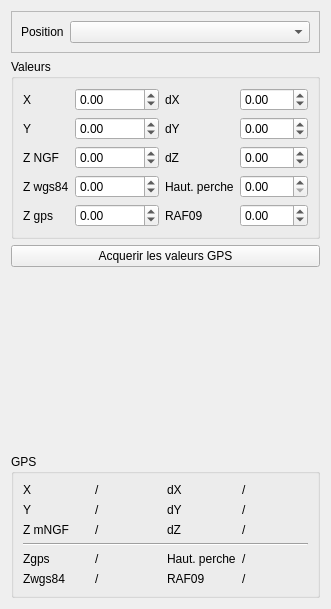
Before: the Qt Designer form Lamia/iface/qgiswidget/tools/toolprepro/base2/lamiabase_pointtopo_tool_ui.ui in Artelia/Lamia, drawn with Qt 5.
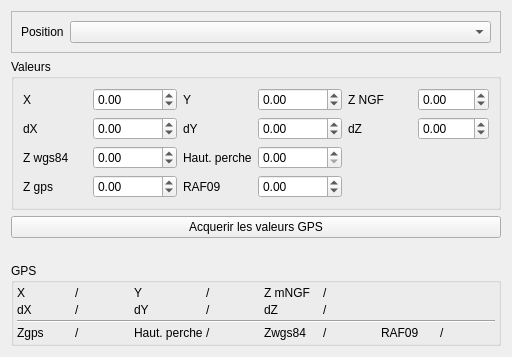
After: the same form once the commit is applied.

```diff
--- a/Lamia/iface/qgiswidget/tools/toolprepro/base2/lamiabase_pointtopo_tool_ui.ui
+++ b/Lamia/iface/qgiswidget/tools/toolprepro/base2/lamiabase_pointtopo_tool_ui.ui
@@ -6,8 +6,8 @@
    <rect>
     <x>0</x>
     <y>0</y>
-    <width>311</width>
-    <height>609</height>
+    <width>512</width>
+    <height>357</height>
    </rect>
   </property>
   <property name="windowTitle">
@@ -42,80 +42,58 @@
       <string>Valeurs</string>
      </property>
      <layout class="QGridLayout" name="gridLayout_2">
-      <item row="2" column="3">
-       <widget class="QDoubleSpinBox" name="doubleSpinBox_dZ">
-        <property name="minimum">
-         <double>-1.000000000000000</double>
-        </property>
-       </widget>
-      </item>
-      <item row="0" column="0">
-       <widget class="QLabel" name="label_5">
-        <property name="text">
-         <string>X</string>
-        </property>
-       </widget>
-      </item>
-      <item row="0" column="3">
-       <widget class="QDoubleSpinBox" name="doubleSpinBox_dX">
-        <property name="minimum">
-         <double>-1.000000000000000</double>
-        </property>
-       </widget>
-      </item>
-      <item row="2" column="2">
-       <widget class="QLabel" name="label_15">
-        <property name="text">
-         <string>dZ</string>
-        </property>
-       </widget>
-      </item>
-      <item row="0" column="1">
-       <widget class="QDoubleSpinBox" name="doubleSpinBox_X">
-        <property name="minimum">
-         <double>-1.000000000000000</double>
-        </property>
-        <property name="maximum">
-         <double>9999999.000000000000000</double>
-        </property>
-       </widget>
-      </item>
-      <item row="1" column="2">
-       <widget class="QLabel" name="label_14">
-        <property name="text">
-         <string>dY</string>
-        </property>
-       </widget>
-      </item>
-      <item row="1" column="3">
-       <widget class="QDoubleSpinBox" name="doubleSpinBox_dY">
-        <property name="minimum">
-         <double>-1.000000000000000</double>
-        </property>
-       </widget>
-      </item>
-      <item row="2" column="0">
-       <widget class="QLabel" name="label_11">
-        <property name="text">
-         <string>Z NGF</string>
-        </property>
-       </widget>
-      </item>
-      <item row="0" column="2">
-       <widget class="QLabel" name="label_7">
-        <property name="text">
-         <string>dX</string>
-        </property>
-       </widget>
-      </item>
-      <item row="3" column="0">
+      <item row="4" column="0">
        <widget class="QLabel" name="label_13">
         <property name="text">
          <string>Z wgs84</string>
         </property>
+        <property name="wordWrap">
+         <bool>true</bool>
+        </property>
        </widget>
       </item>
-      <item row="3" column="1">
+      <item row="1" column="3">
+       <widget class="QDoubleSpinBox" name="doubleSpinBox_dY">
+        <property name="minimum">
+         <double>-1.000000000000000</double>
+        </property>
+       </widget>
+      </item>
+      <item row="0" column="1">
+       <widget class="QDoubleSpinBox" name="doubleSpinBox_X">
+        <property name="minimum">
+         <double>-1.000000000000000</double>
+        </property>
+        <property name="maximum">
+         <double>9999999.000000000000000</double>
+        </property>
+       </widget>
+      </item>
+      <item row="1" column="2">
+       <widget class="QLabel" name="label_14">
+        <property name="text">
+         <string>dY</string>
+        </property>
+       </widget>
+      </item>
+      <item row="0" column="0">
+       <widget class="QLabel" name="label_5">
+        <property name="text">
+         <string>X</string>
+        </property>
+       </widget>
+      </item>
+      <item row="5" column="1">
+       <widget class="QDoubleSpinBox" name="doubleSpinBox_Zgps">
+        <property name="minimum">
+         <double>-100.000000000000000</double>
+        </property>
+        <property name="maximum">
+         <double>9999.000000000000000</double>
+        </property>
+       </widget>
+      </item>
+      <item row="4" column="1">
        <widget class="QDoubleSpinBox" name="doubleSpinBox_Zwgs84">
         <property name="minimum">
          <double>-100.000000000000000</double>
@@ -125,38 +103,30 @@
         </property>
        </widget>
       </item>
-      <item row="1" column="1">
-       <widget class="QDoubleSpinBox" name="doubleSpinBox_Y">
-        <property name="minimum">
-         <double>-1.000000000000000</double>
-        </property>
-        <property name="maximum">
-         <double>9999999.000000000000000</double>
-        </property>
-       </widget>
-      </item>
-      <item row="1" column="0">
-       <widget class="QLabel" name="label_9">
+      <item row="5" column="2">
+       <widget class="QLabel" name="label_16">
         <property name="text">
-         <string>Y</string>
+         <string>RAF09</string>
+        </property>
+        <property name="wordWrap">
+         <bool>true</bool>
         </property>
        </widget>
       </item>
-      <item row="4" column="0">
+      <item row="5" column="0">
        <widget class="QLabel" name="label_18">
         <property name="text">
          <string>Z gps</string>
         </property>
-       </widget>
-      </item>
-      <item row="4" column="2">
-       <widget class="QLabel" name="label_16">
-        <property name="text">
-         <string>RAF09</string>
+        <property name="wordWrap">
+         <bool>true</bool>
         </property>
        </widget>
       </item>
       <item row="4" column="3">
+       <widget class="QDoubleSpinBox" name="doubleSpinBox_hautperche"/>
+      </item>
+      <item row="5" column="3">
        <widget class="QDoubleSpinBox" name="doubleSpinBox_raf09">
         <property name="minimum">
          <double>-999.000000000000000</double>
@@ -166,17 +136,44 @@
         </property>
        </widget>
       </item>
-      <item row="4" column="1">
-       <widget class="QDoubleSpinBox" name="doubleSpinBox_Zgps">
+      <item row="4" column="2">
+       <widget class="QLabel" name="label_22">
+        <property name="text">
+         <string>Haut. perche</string>
+        </property>
+        <property name="wordWrap">
+         <bool>true</bool>
+        </property>
+       </widget>
+      </item>
+      <item row="0" column="2">
+       <widget class="QLabel" name="label_9">
+        <property name="text">
+         <string>Y</string>
+        </property>
+       </widget>
+      </item>
+      <item row="0" column="4">
+       <widget class="QLabel" name="label_11">
+        <property name="text">
+         <string>Z NGF</string>
+        </property>
+        <property name="wordWrap">
+         <bool>true</bool>
+        </property>
+       </widget>
+      </item>
+      <item row="0" column="3">
+       <widget class="QDoubleSpinBox" name="doubleSpinBox_Y">
         <property name="minimum">
-         <double>-100.000000000000000</double>
+         <double>-1.000000000000000</double>
         </property>
         <property name="maximum">
-         <double>9999.000000000000000</double>
+         <double>9999999.000000000000000</double>
         </property>
        </widget>
       </item>
-      <item row="2" column="1">
+      <item row="0" column="5">
        <widget class="QDoubleSpinBox" name="doubleSpinBox_Zngf">
         <property name="enabled">
          <bool>true</bool>
@@ -189,15 +186,33 @@
         </property>
        </widget>
       </item>
-      <item row="3" column="2">
-       <widget class="QLabel" name="label_22">
+      <item row="1" column="0">
+       <widget class="QLabel" name="label_7">
         <property name="text">
-         <string>Haut. perche</string>
+         <string>dX</string>
         </property>
        </widget>
       </item>
-      <item row="3" column="3">
-       <widget class="QDoubleSpinBox" name="doubleSpinBox_hautperche"/>
+      <item row="1" column="1">
+       <widget class="QDoubleSpinBox" name="doubleSpinBox_dX">
+        <property name="minimum">
+         <double>-1.000000000000000</double>
+        </property>
+       </widget>
+      </item>
+      <item row="1" column="4">
+       <widget class="QLabel" name="label_15">
+        <property name="text">
+         <string>dZ</string>
+        </property>
+       </widget>
+      </item>
+      <item row="1" column="5">
+       <widget class="QDoubleSpinBox" name="doubleSpinBox_dZ">
+        <property name="minimum">
+         <double>-1.000000000000000</double>
+        </property>
+       </widget>
       </item>
      </layout>
     </widget>
@@ -227,86 +242,80 @@
      <property name="title">
       <string>GPS</string>
      </property>
-     <layout class="QGridLayout" name="gridLayout_3">
-      <item row="4" column="1">
-       <widget class="QLabel" name="label_zgps">
+     <layout class="QGridLayout" name="gridLayout_17">
+      <property name="leftMargin">
+       <number>3</number>
+      </property>
+      <property name="topMargin">
+       <number>3</number>
+      </property>
+      <property name="rightMargin">
+       <number>3</number>
+      </property>
+      <property name="bottomMargin">
+       <number>3</number>
+      </property>
+      <property name="spacing">
+       <number>3</number>
+      </property>
+      <item row="0" column="3">
+       <widget class="QLabel" name="label_Y">
         <property name="text">
          <string>/</string>
         </property>
        </widget>
       </item>
-      <item row="5" column="3">
-       <widget class="QLabel" name="label_raf09">
+      <item row="0" column="2">
+       <widget class="QLabel" name="label_64">
         <property name="text">
-         <string>/</string>
+         <string>Y</string>
         </property>
        </widget>
       </item>
-      <item row="5" column="2">
-       <widget class="QLabel" name="label_20">
+      <item row="1" column="5">
+       <widget class="QLabel" name="label_dZ">
         <property name="text">
-         <string>RAF09</string>
-        </property>
-       </widget>
-      </item>
-      <item row="4" column="0">
-       <widget class="QLabel" name="label_2">
-        <property name="text">
-         <string>Zgps</string>
-        </property>
-       </widget>
-      </item>
-      <item row="5" column="1">
-       <widget class="QLabel" name="label_zwgs84">
-        <property name="text">
          <string>/</string>
         </property>
        </widget>
       </item>
-      <item row="5" column="0">
-       <widget class="QLabel" name="label_17">
-        <property name="text">
-         <string>Zwgs84</string>
-        </property>
-       </widget>
-      </item>
-      <item row="2" column="1">
+      <item row="0" column="5">
        <widget class="QLabel" name="label_Z">
         <property name="text">
          <string>/</string>
         </property>
        </widget>
       </item>
-      <item row="1" column="0">
-       <widget class="QLabel" name="label_6">
-        <property name="text">
-         <string>Y</string>
-        </property>
-       </widget>
-      </item>
-      <item row="0" column="3">
+      <item row="1" column="1">
        <widget class="QLabel" name="label_dX">
         <property name="text">
          <string>/</string>
         </property>
        </widget>
       </item>
-      <item row="0" column="2">
-       <widget class="QLabel" name="label_4">
+      <item row="3" column="6">
+       <widget class="QLabel" name="label_61">
+        <property name="text">
+         <string>RAF09</string>
+        </property>
+       </widget>
+      </item>
+      <item row="1" column="4">
+       <widget class="QLabel" name="label_68">
+        <property name="text">
+         <string>dZ</string>
+        </property>
+       </widget>
+      </item>
+      <item row="1" column="0">
+       <widget class="QLabel" name="label_65">
         <property name="text">
          <string>dX</string>
         </property>
        </widget>
       </item>
-      <item row="2" column="0">
-       <widget class="QLabel" name="label_10">
-        <property name="text">
-         <string>Z mNGF</string>
-        </property>
-       </widget>
-      </item>
       <item row="1" column="2">
-       <widget class="QLabel" name="label_8">
+       <widget class="QLabel" name="label_67">
         <property name="text">
          <string>dY</string>
         </property>
@@ -319,34 +328,55 @@
         </property>
        </widget>
       </item>
-      <item row="1" column="1">
-       <widget class="QLabel" name="label_Y">
+      <item row="3" column="0">
+       <widget class="QLabel" name="label_62">
         <property name="text">
+         <string>Zgps</string>
+        </property>
+       </widget>
+      </item>
+      <item row="0" column="4">
+       <widget class="QLabel" name="label_66">
+        <property name="text">
+         <string>Z mNGF</string>
+        </property>
+       </widget>
+      </item>
+      <item row="3" column="1">
+       <widget class="QLabel" name="label_zgps">
+        <property name="text">
          <string>/</string>
         </property>
        </widget>
       </item>
-      <item row="2" column="2">
-       <widget class="QLabel" name="label_12">
+      <item row="3" column="3">
+       <widget class="QLabel" name="label_hautperche">
         <property name="text">
-         <string>dZ</string>
+         <string>/</string>
         </property>
        </widget>
       </item>
-      <item row="0" column="0">
-       <widget class="QLabel" name="label_3">
+      <item row="3" column="2">
+       <widget class="QLabel" name="label_70">
         <property name="text">
-         <string>X</string>
+         <string>Haut. perche</string>
         </property>
        </widget>
       </item>
-      <item row="2" column="3">
-       <widget class="QLabel" name="label_dZ">
+      <item row="3" column="5">
+       <widget class="QLabel" name="label_zwgs84">
         <property name="text">
          <string>/</string>
         </property>
        </widget>
       </item>
+      <item row="3" column="4">
+       <widget class="QLabel" name="label_63">
+        <property name="text">
+         <string>Zwgs84</string>
+        </property>
+       </widget>
+      </item>
       <item row="0" column="1">
        <widget class="QLabel" name="label_X">
         <property name="text">
@@ -354,27 +384,27 @@
         </property>
        </widget>
       </item>
-      <item row="3" column="0" colspan="4">
+      <item row="0" column="0">
+       <widget class="QLabel" name="label_69">
+        <property name="text">
+         <string>X</string>
+        </property>
+       </widget>
+      </item>
+      <item row="3" column="7">
+       <widget class="QLabel" name="label_raf09">
+        <property name="text">
+         <string>/</string>
+        </property>
+       </widget>
+      </item>
+      <item row="2" column="0" colspan="8">
        <widget class="Line" name="line">
         <property name="orientation">
          <enum>Qt::Horizontal</enum>
         </property>
        </widget>
       </item>
-      <item row="4" column="2">
-       <widget class="QLabel" name="label_19">
-        <property name="text">
-         <string>Haut. perche</string>
-        </property>
-       </widget>
-      </item>
-      <item row="4" column="3">
-       <widget class="QLabel" name="label_hautperche">
-        <property name="text">
-         <string>/</string>
-        </property>
-       </widget>
-      </item>
      </layout>
     </widget>
    </item>
```
Left out of the diff: 2 changed lines with no effect on the pictures.
